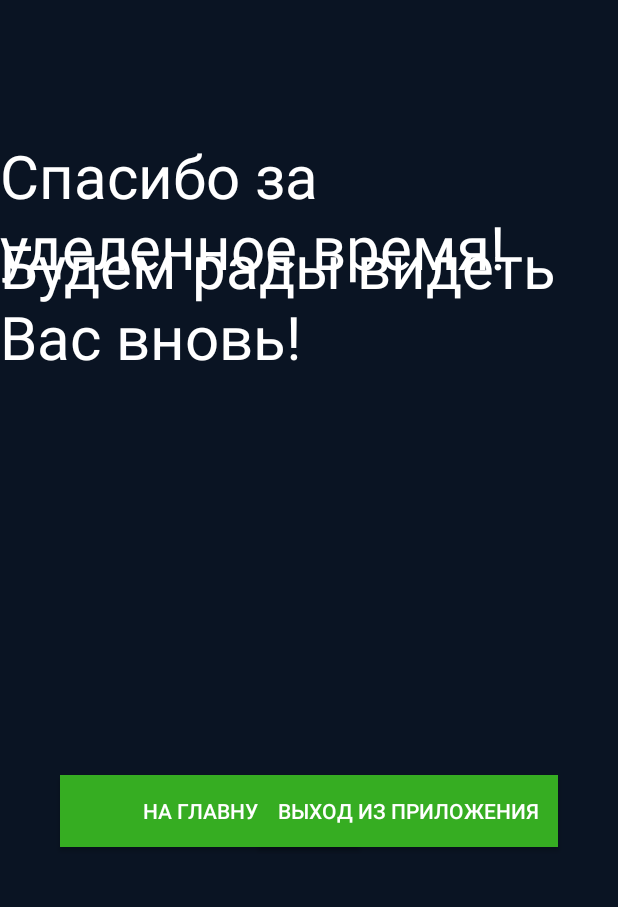
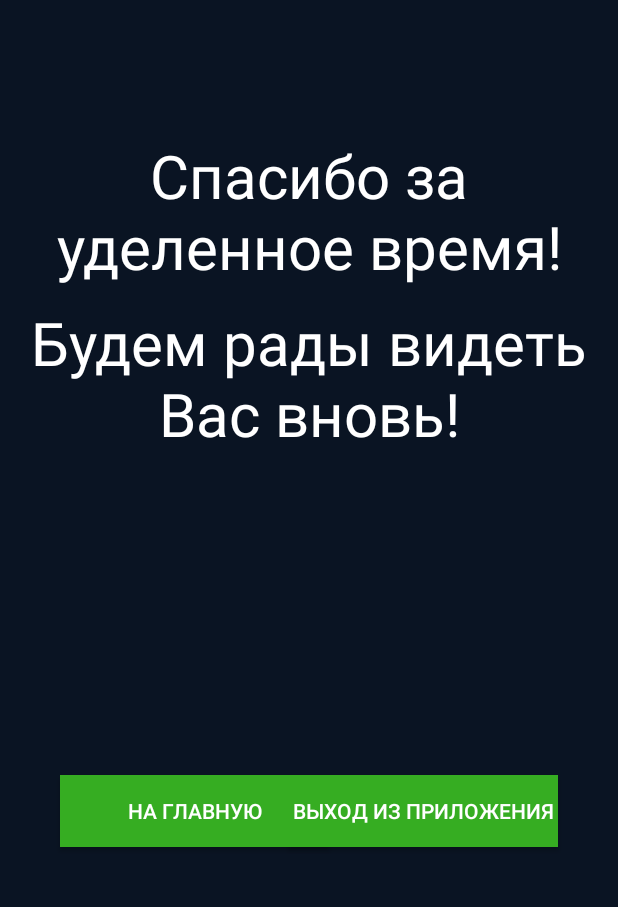
Before and after one commit to FlashA/Questionnaire, an Android app: the fragment SeventhFragment shown on its own in the app's theme, after a tap on "ПРОДОЛЖИТЬ", on a phone screen of 412 x 824 dp, the part 329-1236 px from its top. Run offline under Robolectric (Android 15) with nearby library versions, the phone set to English and light mode, and no system bars; 4 statements that could not run were skipped.

Commit message:
fixed some bugs

```diff
--- a/app/build.gradle
+++ b/app/build.gradle
@@ -6,7 +6,7 @@ android {
 
     defaultConfig {
         applicationId "com.flash.questionnaire"
-        minSdkVersion 19
+        minSdkVersion 14
         targetSdkVersion 23
         versionCode 1
         versionName "1.0"
--- a/app/src/main/java/com/flash/questionnaire/Fragments/SeventhFragment.java
+++ b/app/src/main/java/com/flash/questionnaire/Fragments/SeventhFragment.java
@@ -1,11 +1,13 @@
 package com.flash.questionnaire.Fragments;
 
 import android.app.Fragment;
+import android.content.Context;
 import android.content.Intent;
 import android.os.Bundle;
 import android.view.LayoutInflater;
 import android.view.View;
 import android.view.ViewGroup;
+import android.view.inputmethod.InputMethodManager;
 import android.widget.Button;
 import android.widget.EditText;
 import android.widget.TextView;
@@ -41,6 +43,7 @@ public class SeventhFragment extends Fragment {
         initEditText(view);
 
 
+
         id = getArguments().getInt("Quest");
         answers = getArguments().getParcelable("answers");
 
@@ -56,6 +59,7 @@ public class SeventhFragment extends Fragment {
                 setText();
                 Intent intent = new Intent(getActivity(), ThanksActivity.class);
                 intent.putExtra("answer", answers);
+                hideKeyboard();
                 startActivity(intent);
                 getActivity().finish();
             }
@@ -78,5 +82,11 @@ public class SeventhFragment extends Fragment {
         textView = (TextView) view.findViewById(R.id.textView);
         textView.setText(database.getQuestions(id, 7));
     }
-
+    private void hideKeyboard() {
+        View view = getActivity().getCurrentFocus();
+        if (view != null) {
+            InputMethodManager imm = (InputMethodManager)getActivity().getSystemService(Context.INPUT_METHOD_SERVICE);
+            imm.hideSoftInputFromWindow(view.getWindowToken(), 0);
+        }
+    }
 }
--- a/app/src/main/res/layout/activity_thanks.xml
+++ b/app/src/main/res/layout/activity_thanks.xml
@@ -27,7 +27,7 @@
 
 
         <Button
-            android:layout_width="200dp"
+            android:layout_width="180dp"
             android:layout_height="wrap_content"
             android:text="На главную"
             android:id="@+id/button_return"
@@ -40,7 +40,7 @@
             android:layout_margin="40dp" />
 
         <Button
-            android:layout_width="200dp"
+            android:layout_width="180dp"
             android:layout_height="wrap_content"
             android:text="Выход из приложения"
             android:id="@+id/button_exit"
@@ -61,7 +61,8 @@
 
             android:layout_alignParentTop="true"
             android:layout_centerHorizontal="true"
-            android:textColor="@color/text_main" />
+            android:textColor="@color/text_main"
+            android:gravity="center" />
 
 
         <TextView
@@ -71,10 +72,11 @@
             android:id="@+id/textView1"
             android:textSize="40sp"
 
-            android:layout_alignParentTop="true"
+            android:layout_below="@+id/textView"
             android:layout_centerHorizontal="true"
-            android:layout_marginTop="60dp"
-            android:textColor="@color/text_main" />
+            android:layout_marginTop="10dp"
+            android:textColor="@color/text_main"
+            android:gravity="center" />
 
     </RelativeLayout>
 
--- a/app/src/main/res/layout/fragment_fifth.xml
+++ b/app/src/main/res/layout/fragment_fifth.xml
@@ -30,7 +30,7 @@
             android:id="@+id/editText_f"
             android:backgroundTint="@color/text_main"
             android:textColor="@color/text_main"
-            android:inputType="textMultiLine"
+            android:inputType="textMultiLine|textCapSentences"
             android:textCursorDrawable="@null"
             android:textColorHint="@color/text_main" />
     </LinearLayout>
--- a/app/src/main/res/layout/fragment_fourth.xml
+++ b/app/src/main/res/layout/fragment_fourth.xml
@@ -99,6 +99,7 @@
             android:id="@+id/editText_another"
             android:backgroundTint="@color/text_main"
             android:hint="Другое"
+            android:inputType="textCapSentences"
             android:textColor="@color/text_main"
             android:textCursorDrawable="@null"
             android:textColorHint="@color/text_main" />
--- a/app/src/main/res/layout/fragment_second.xml
+++ b/app/src/main/res/layout/fragment_second.xml
@@ -38,6 +38,7 @@
             android:backgroundTint="@color/text_main"
             android:hint="Фамилия"
             android:textColor="@color/text_main"
+            android:inputType="textCapWords"
             android:textCursorDrawable="@null"
             android:textColorHint="@color/text_main" />
         <EditText
@@ -46,6 +47,7 @@
             android:id="@+id/editText_io"
             android:backgroundTint="@color/text_main"
             android:hint="Имя Отчество"
+            android:inputType="textCapWords"
             android:textColor="@color/text_main"
             android:textCursorDrawable="@null"
             android:textColorHint="@color/text_main" />
@@ -60,7 +62,7 @@
         android:onClick="next"
         android:background="@color/button_green"
         android:textColor="@color/text_main"
-        android:layout_margin="50dp"
-        android:layout_alignParentBottom="true"
+        android:layout_below="@+id/linearLayout"
+        android:layout_marginTop="30dp"
         android:layout_centerHorizontal="true" />
 </RelativeLayout>
--- a/app/src/main/res/layout/fragment_seventh.xml
+++ b/app/src/main/res/layout/fragment_seventh.xml
@@ -30,7 +30,7 @@
             android:id="@+id/editText_f"
             android:backgroundTint="@color/text_main"
             android:hint="Номер телефона"
-            android:inputType="textEmailAddress"
+            android:inputType="phone"
             android:textColor="@color/text_main"
             android:textCursorDrawable="@null"
             android:textColorHint="@color/text_main" />
@@ -45,7 +45,7 @@
         android:onClick="next"
         android:background="@color/button_green"
         android:textColor="@color/text_main"
-        android:layout_margin="50dp"
-        android:layout_alignParentBottom="true"
+        android:layout_below="@+id/linearLayout"
+        android:layout_marginTop="30dp"
         android:layout_centerHorizontal="true" />
 </RelativeLayout>
--- a/app/src/main/res/layout/fragment_sixth.xml
+++ b/app/src/main/res/layout/fragment_sixth.xml
@@ -21,7 +21,7 @@
             android:layout_height="wrap_content"
             android:text="Во время игры наши Администраторы внимательно следили за вами и сделали несколько увлекательных фотографий, все они будут размещены в закрытой группе вконтакте, для получения приглашения в эту группу оставьте свой Email адрес. (Ответ необязателен)"
             android:id="@+id/textView"
-            android:textSize="36sp"
+            android:textSize="24sp"
             android:textColor="@color/text_main" />
 
         <EditText
```
Also changed, not shown: app/src/main/java/com/flash/questionnaire/Fragments/FifthFragment.java (+10 -0 lines), app/src/main/java/com/flash/questionnaire/Fragments/FourthFragment.java (+10 -0 lines), app/src/main/java/com/flash/questionnaire/Fragments/SecondFragment.java (+11 -0 lines), app/src/main/java/com/flash/questionnaire/Fragments/SixthFragment.java (+34 -1 lines).
